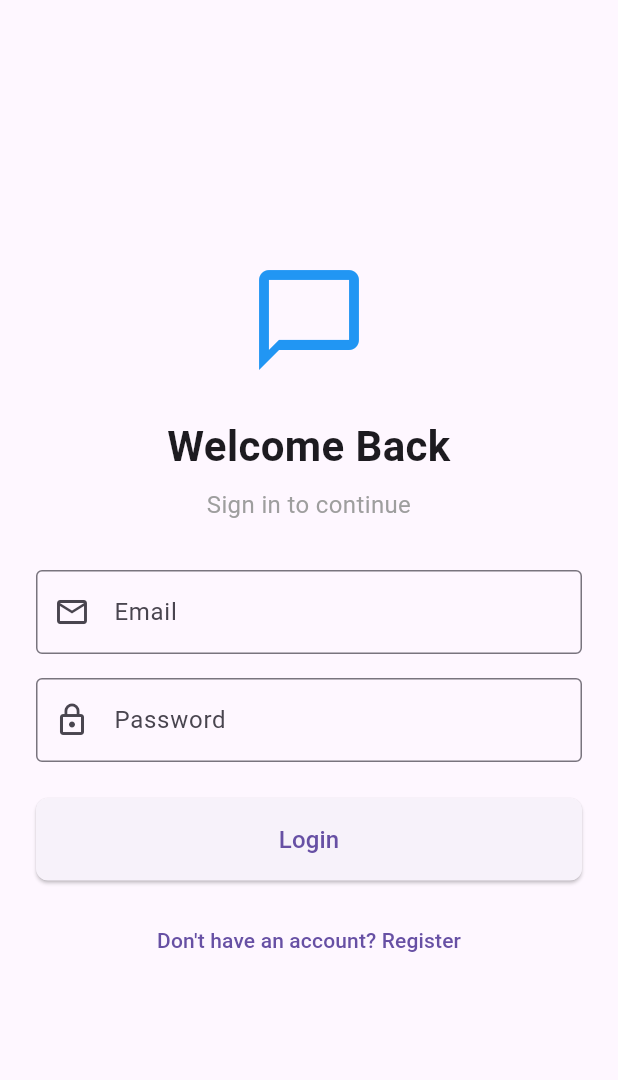
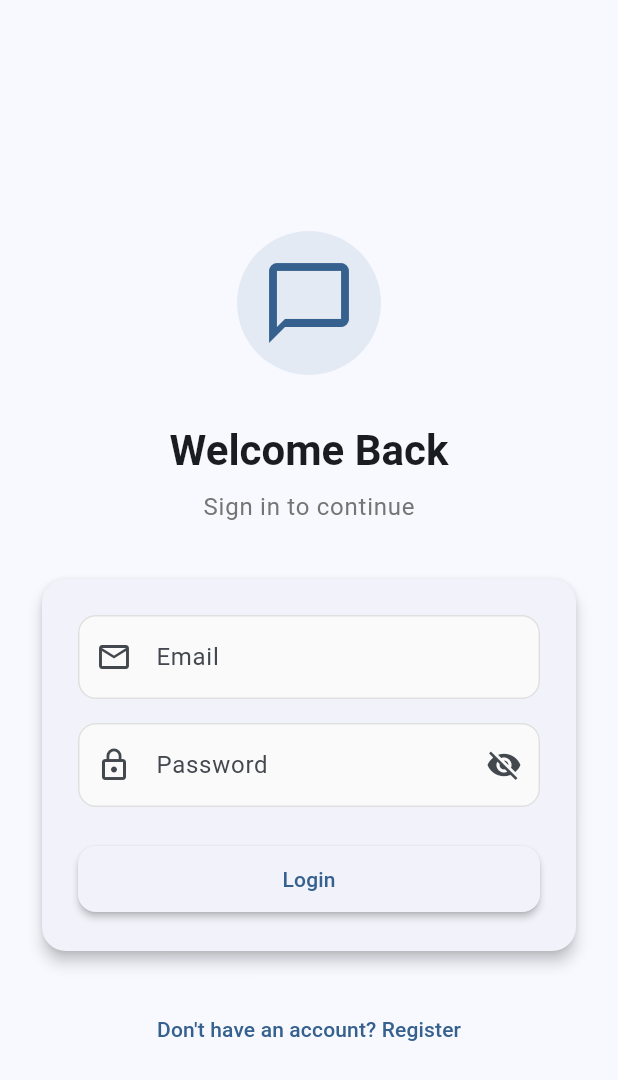
Before and after one commit to tosifAN/chatapplication, a Flutter app: the screen it shows after launch, on a phone screen of 412 x 824 dp. Shown: the top 1080 px of the screen. Run offline on Flutter 3.47's test engine with Material 3 defaults, Android fonts, the phone set to English and light mode, and no system bars; our stand-ins replace chewie, file_picker, flutter_dotenv, permission_handler, share_plus, shared_preferences and 1 more; missing offline and left inert: cloudflare_r2, mqtt_client; accounts and stored records are empty.

Commit message:
Enhance UI Components

```diff
--- a/lib/main.dart
+++ b/lib/main.dart
@@ -7,13 +7,8 @@ import 'screens/auth/login_screen.dart';
 import 'screens/home/home_screen.dart';
 
 void main() async {
-  // Ensure Flutter is initialized
   WidgetsFlutterBinding.ensureInitialized();
-
-  // Load environment variables
-  // Use the correct path if .env is in lib/
   await dotenv.load(fileName: 'lib/.env');
-
   runApp(const MyApp());
 }
 
@@ -26,26 +21,63 @@ class MyApp extends StatelessWidget {
       providers: [
         ChangeNotifierProvider(create: (_) => AuthProvider()),
       ],
-      child: MaterialApp( // Removed Consumer here
+      child: MaterialApp(
         title: 'Chat Application',
+        debugShowCheckedModeBanner: false,
         theme: ThemeData(
-          primarySwatch: Colors.blue,
+          colorScheme: ColorScheme.fromSeed(
+            seedColor: Colors.blue,
+            brightness: Brightness.light,
+          ),
           useMaterial3: true,
           appBarTheme: const AppBarTheme(
             centerTitle: true,
-            elevation: 0,
-            backgroundColor: Colors.blue,
-            foregroundColor: Colors.white,
+            elevation: 2,
+            scrolledUnderElevation: 4,
+            backgroundColor: Colors.white,
+            foregroundColor: Colors.black87,
+            shadowColor: Colors.black12,
+          ),
+          elevatedButtonTheme: ElevatedButtonThemeData(
+            style: ElevatedButton.styleFrom(
+              elevation: 2,
+              padding: const EdgeInsets.symmetric(horizontal: 24, vertical: 12),
+              shape: RoundedRectangleBorder(
+                borderRadius: BorderRadius.circular(12),
+              ),
+            ),
+          ),
+          inputDecorationTheme: InputDecorationTheme(
+            filled: true,
+            fillColor: Colors.grey[50],
+            border: OutlineInputBorder(
+              borderRadius: BorderRadius.circular(12),
+              borderSide: BorderSide(color: Colors.grey[300]!),
+            ),
+            enabledBorder: OutlineInputBorder(
+              borderRadius: BorderRadius.circular(12),
+              borderSide: BorderSide(color: Colors.grey[300]!),
+            ),
+            focusedBorder: OutlineInputBorder(
+              borderRadius: BorderRadius.circular(12),
+              borderSide: const BorderSide(color: Colors.blue, width: 2),
+            ),
+            contentPadding: const EdgeInsets.symmetric(horizontal: 16, vertical: 16),
+          ),
+          cardTheme: CardTheme(
+            elevation: 2,
+            shape: RoundedRectangleBorder(
+              borderRadius: BorderRadius.circular(16),
+            ),
+            clipBehavior: Clip.antiAlias,
           ),
         ),
-        // Use AuthWrapper to handle initial routing based on auth state
         home: const AuthWrapper(),
       ),
     );
   }
 }
 
-// New stateful widget to handle initial auth loading and routing
 class AuthWrapper extends StatefulWidget {
   const AuthWrapper({super.key});
 
@@ -57,8 +89,6 @@ class _AuthWrapperState extends State<AuthWrapper> {
   @override
   void initState() {
     super.initState();
-    // Call initAuth here in initState
-    // Use Future.microtask to avoid calling notifyListeners during the very first build frame
     Future.microtask(() {
       Provider.of<AuthProvider>(context, listen: false).initAuth();
     });
@@ -66,17 +96,28 @@ class _AuthWrapperState extends State<AuthWrapper> {
 
   @override
   Widget build(BuildContext context) {
-
-    // Listen to AuthProvider state changes
     final authProvider = Provider.of<AuthProvider>(context);
 
-    // Show loading indicator while initializing
     if (authProvider.isLoading) {
-      return const Scaffold(
-        body: Center(child: CircularProgressIndicator()),
+      return Scaffold(
+        body: Container(
+          decoration: BoxDecoration(
+            gradient: LinearGradient(
+              begin: Alignment.topLeft,
+              end: Alignment.bottomRight,
+              colors: [
+                Theme.of(context).colorScheme.primary.withOpacity(0.1),
+                Theme.of(context).colorScheme.secondary.withOpacity(0.1),
+              ],
+            ),
+          ),
+          child: const Center(
+            child: CircularProgressIndicator(),
+          ),
+        ),
       );
     }
-    // Navigate based on authentication state
+
     return authProvider.isAuthenticated
         ? const HomeScreen()
         : const LoginScreen();
--- a/lib/screens/auth/login_screen.dart
+++ b/lib/screens/auth/login_screen.dart
@@ -16,6 +16,7 @@ class _LoginScreenState extends State<LoginScreen> {
   final _emailController = TextEditingController();
   final _passwordController = TextEditingController();
   bool _isLoading = false;
+  bool _obscurePassword = true;
   String? _errorMessage;
 
   @override
@@ -42,7 +43,6 @@ class _LoginScreenState extends State<LoginScreen> {
 
       if (!mounted) return;
 
-      // Navigate to home screen on successful login
       Navigator.of(context).pushReplacement(
         MaterialPageRoute(builder: (_) => const HomeScreen()),
       );
@@ -63,53 +63,83 @@ class _LoginScreenState extends State<LoginScreen> {
   Widget build(BuildContext context) {
     return Scaffold(
       body: SafeArea(
-        child: Center(
-          child: SingleChildScrollView(
+        child: LayoutBuilder(
+          builder: (context, constraints) {
+            return SingleChildScrollView(
+              child: ConstrainedBox(
+                constraints: BoxConstraints(
+                  minHeight: constraints.maxHeight,
+                ),
+                child: Padding(
+                  padding: const EdgeInsets.all(24.0),
+                  child: Column(
+                    mainAxisAlignment: MainAxisAlignment.center,
+                    children: [
+                      const SizedBox(height: 40),
+                      Container(
+                        padding: const EdgeInsets.all(16),
+                        decoration: BoxDecoration(
+                          color: Theme.of(context).colorScheme.primary.withOpacity(0.1),
+                          shape: BoxShape.circle,
+                        ),
+                        child: Icon(
+                          Icons.chat_bubble_outline,
+                          size: 64,
+                          color: Theme.of(context).colorScheme.primary,
+                        ),
+                      ),
+                      const SizedBox(height: 32),
+                      Text(
+                        'Welcome Back',
+                        style: Theme.of(context).textTheme.headlineMedium?.copyWith(
+                          fontWeight: FontWeight.bold,
+                        ),
+                      ),
+                      const SizedBox(height: 8),
+                      Text(
+                        'Sign in to continue',
+                        style: Theme.of(context).textTheme.bodyLarge?.copyWith(
+                          color: Colors.grey[600],
+                        ),
+                      ),
+                      const SizedBox(height: 32),
+                      Card(
+                        elevation: 4,
+                        child: Padding(
                           padding: const EdgeInsets.all(24.0),
                           child: Form(
                             key: _formKey,
                             child: Column(
-                mainAxisAlignment: MainAxisAlignment.center,
                               crossAxisAlignment: CrossAxisAlignment.stretch,
                               children: [
-                  const Icon(
-                    Icons.chat_bubble_outline,
-                    size: 80,
-                    color: Colors.blue,
-                  ),
-                  const SizedBox(height: 24),
-                  const Text(
-                    'Welcome Back',
-                    style: TextStyle(fontSize: 28, fontWeight: FontWeight.bold),
-                    textAlign: TextAlign.center,
-                  ),
-                  const SizedBox(height: 8),
-                  const Text(
-                    'Sign in to continue',
-                    style: TextStyle(fontSize: 16, color: Colors.grey),
-                    textAlign: TextAlign.center,
-                  ),
-                  const SizedBox(height: 32),
                                 if (_errorMessage != null)
                                   Container(
                                     padding: const EdgeInsets.all(12),
+                                    margin: const EdgeInsets.only(bottom: 16),
                                     decoration: BoxDecoration(
-                        color: Colors.red.shade100,
+                                      color: Colors.red.shade50,
                                       borderRadius: BorderRadius.circular(8),
+                                      border: Border.all(color: Colors.red.shade200),
                                     ),
+                                    child: Row(
+                                      children: [
+                                        Icon(Icons.error_outline, color: Colors.red.shade700),
+                                        const SizedBox(width: 12),
+                                        Expanded(
                                           child: Text(
                                             _errorMessage!,
-                        style: TextStyle(color: Colors.red.shade800),
+                                            style: TextStyle(color: Colors.red.shade700),
                                           ),
                                         ),
-                  if (_errorMessage != null) const SizedBox(height: 16),
+                                      ],
+                                    ),
+                                  ),
                                 TextFormField(
                                   controller: _emailController,
                                   keyboardType: TextInputType.emailAddress,
                                   decoration: const InputDecoration(
                                     labelText: 'Email',
                                     prefixIcon: Icon(Icons.email_outlined),
-                      border: OutlineInputBorder(),
                                   ),
                                   validator: (value) {
                                     if (value == null || value.isEmpty) {
@@ -124,11 +154,20 @@ class _LoginScreenState extends State<LoginScreen> {
                                 const SizedBox(height: 16),
                                 TextFormField(
                                   controller: _passwordController,
-                    obscureText: true,
-                    decoration: const InputDecoration(
+                                  obscureText: _obscurePassword,
+                                  decoration: InputDecoration(
                                     labelText: 'Password',
-                      prefixIcon: Icon(Icons.lock_outline),
-                      border: OutlineInputBorder(),
+                                    prefixIcon: const Icon(Icons.lock_outline),
+                                    suffixIcon: IconButton(
+                                      icon: Icon(
+                                        _obscurePassword ? Icons.visibility_off : Icons.visibility,
+                                      ),
+                                      onPressed: () {
+                                        setState(() {
+                                          _obscurePassword = !_obscurePassword;
+                                        });
+                                      },
+                                    ),
                                   ),
                                   validator: (value) {
                                     if (value == null || value.isEmpty) {
@@ -143,17 +182,20 @@ class _LoginScreenState extends State<LoginScreen> {
                                 const SizedBox(height: 24),
                                 ElevatedButton(
                                   onPressed: _isLoading ? null : _login,
-                    style: ElevatedButton.styleFrom(
-                      padding: const EdgeInsets.symmetric(vertical: 16),
-                      shape: RoundedRectangleBorder(
-                        borderRadius: BorderRadius.circular(8),
+                                  child: _isLoading
+                                      ? const SizedBox(
+                                          height: 20,
+                                          width: 20,
+                                          child: CircularProgressIndicator(strokeWidth: 2),
+                                        )
+                                      : const Text('Login'),
+                                ),
+                              ],
                             ),
                           ),
-                    child: _isLoading
-                        ? const CircularProgressIndicator()
-                        : const Text('Login', style: TextStyle(fontSize: 16)),
                         ),
-                  const SizedBox(height: 16),
+                      ),
+                      const SizedBox(height: 24),
                       TextButton(
                         onPressed: () {
                           Navigator.of(context).push(
@@ -168,6 +210,8 @@ class _LoginScreenState extends State<LoginScreen> {
                   ),
                 ),
               ),
+            );
+          },
         ),
       ),
     );
```
Also changed, not shown: 2 other files. Lines whose indentation alone changed are shown as unchanged.
